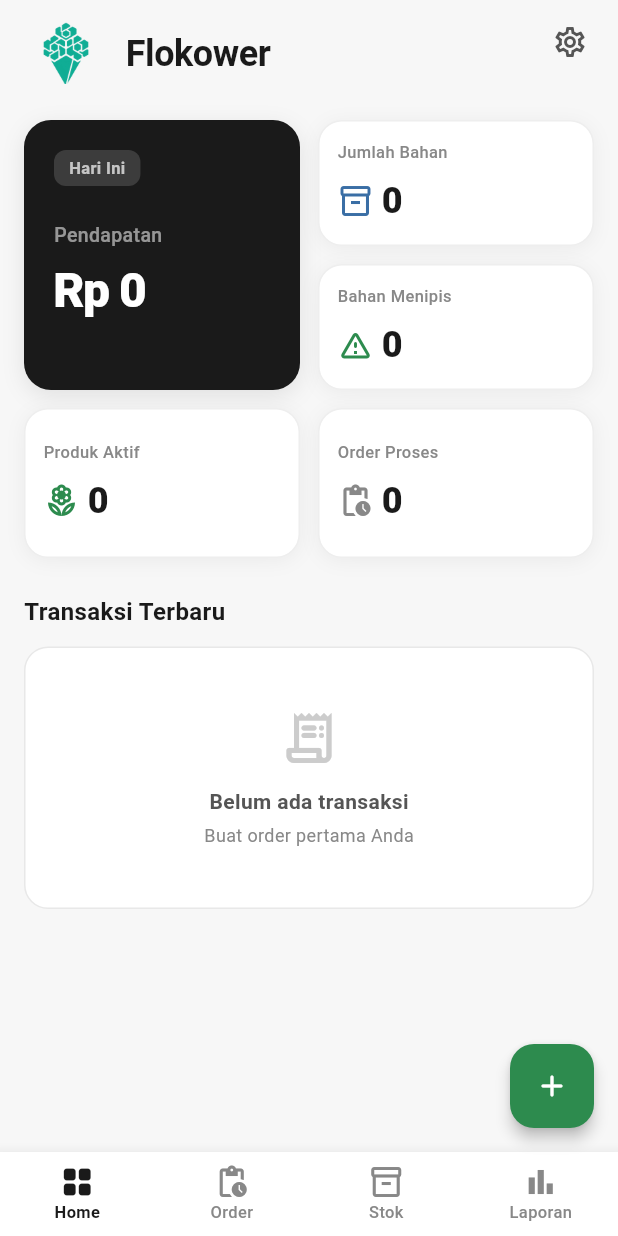
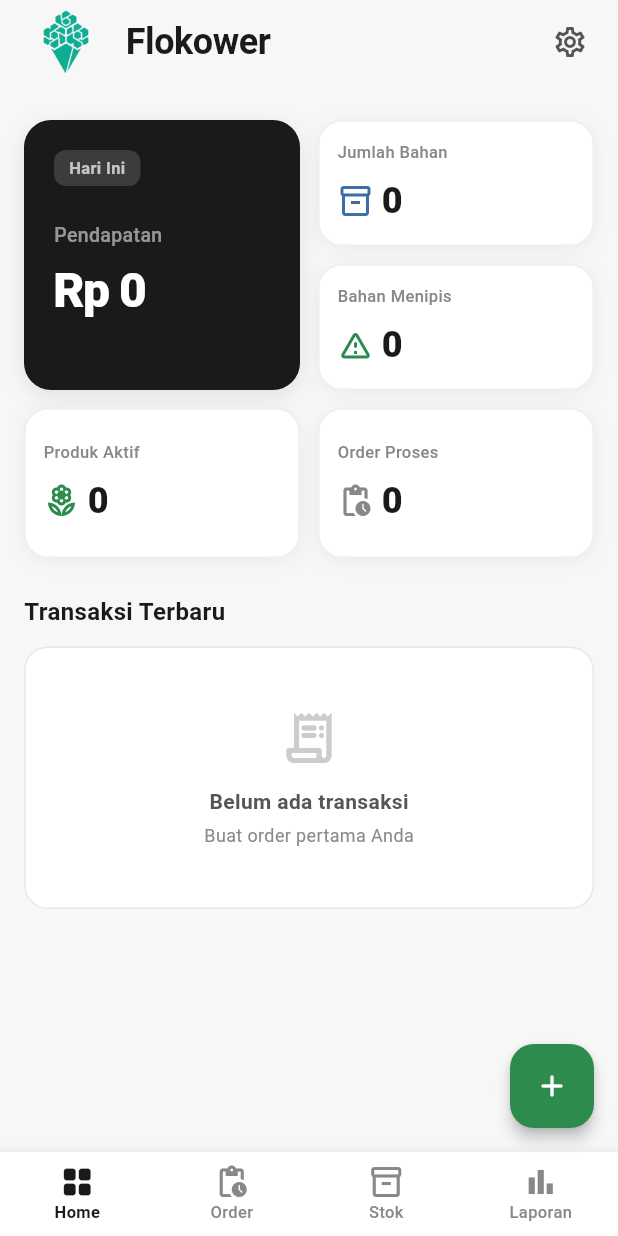
Before and after one commit to teranixbq/Flokower, a Flutter app: the screen it shows once a user with an empty profile is signed in, on a phone screen of 412 x 824 dp. Run offline on Flutter 3.47's test engine with Material 3 defaults, Android fonts, the phone set to English and light mode, and no system bars; our stand-ins replace cloud_firestore, firebase_auth, firebase_core, flutter_dotenv, flutter_riverpod, image_picker; accounts and stored records are empty.

Commit message:
fix: remove extra top padding from dashboard AppBar
- Remove Padding widget with top: 16.0 from AppBar title
- AppBar now uses default padding for cleaner spacing
- Fixes header spacing issue reported by user

```diff
--- a/lib/features/dashboard/presentation/screens/dashboard_screen.dart
+++ b/lib/features/dashboard/presentation/screens/dashboard_screen.dart
@@ -32,10 +32,8 @@ class DashboardScreen extends ConsumerWidget {
         backgroundColor: FlokowerTheme.offWhite,
         elevation: 0,
         surfaceTintColor: Colors.transparent,
-        title: Padding(
-          padding: const EdgeInsets.only(top: 16.0),
-          child: Row(
-            children: [
+        title: Row(
+          children: [
               ClipRRect(
                 borderRadius: BorderRadius.circular(12),
                 child: Image.asset(
@@ -49,7 +47,6 @@ class DashboardScreen extends ConsumerWidget {
               const Text('Flokower', style: TextStyle(fontSize: 24, fontWeight: FontWeight.w700)),
             ],
           ),
-        ),
         actions: const [SettingsButton()],
       ),
       body: RefreshIndicator(
```
